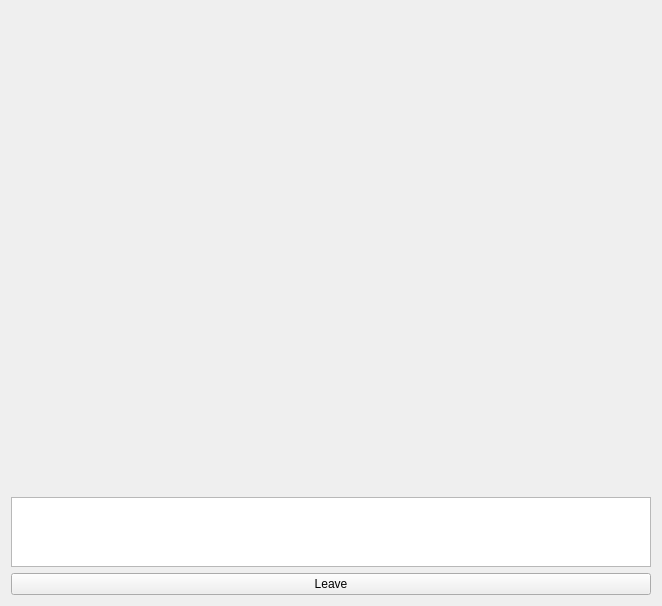
The window that Sign2SpeechPrototype/recordingdialog.ui (SignToSpeech-Project/SignToSpeech-QT) describes before a commit, drawn with Qt 5.
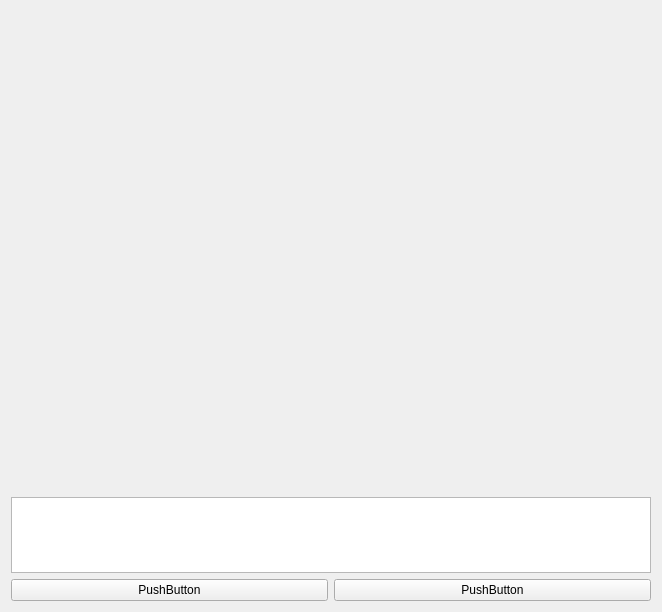
The same window after the commit.

Commit message: Update allowing user to do again his gesture in learning mode

Patch:
```diff
--- a/Sign2SpeechPrototype/recordingdialog.ui
+++ b/Sign2SpeechPrototype/recordingdialog.ui
@@ -7,7 +7,7 @@
     <x>0</x>
     <y>0</y>
     <width>660</width>
-    <height>580</height>
+    <height>612</height>
    </rect>
   </property>
   <property name="windowTitle">
@@ -45,14 +45,25 @@
      <item>
       <widget class="QTextBrowser" name="textBrowser"/>
      </item>
-    </layout>
-   </item>
-   <item row="1" column="0">
-    <widget class="QPushButton" name="pushButtonLeave">
+     <item>
+      <layout class="QHBoxLayout" name="horizontalLayout">
+       <item>
+        <widget class="QPushButton" name="pushButtonContinue">
+         <property name="text">
+          <string>PushButton</string>
+         </property>
+        </widget>
+       </item>
+       <item>
+        <widget class="QPushButton" name="pushButtonDoAgain">
      <property name="text">
-      <string>Leave</string>
-     </property>
-    </widget>
+          <string>PushButton</string>
+         </property>
+        </widget>
+       </item>
+      </layout>
+     </item>
+    </layout>
    </item>
   </layout>
  </widget>
```
Lines whose indentation alone changed are shown as unchanged. The commit also changes 11 other files.
